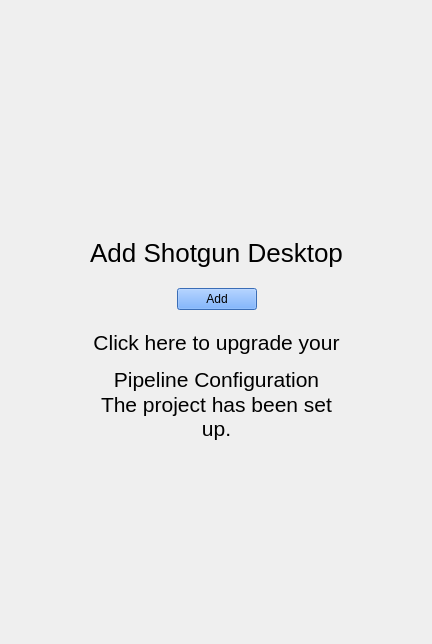
First picture: the form in resources/update_project_config.ui, repository shotgunsoftware/tk-desktop, before the edit.
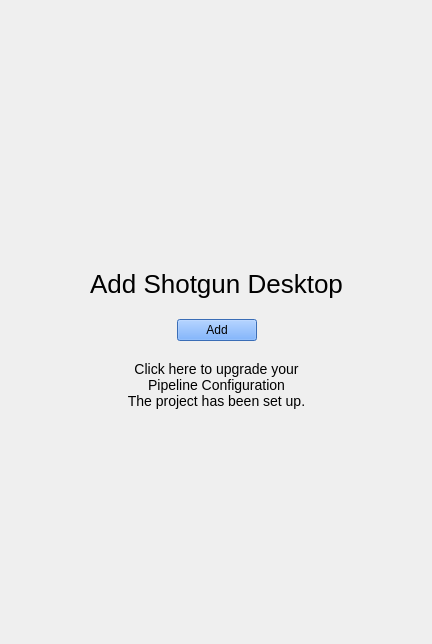
Second picture: the form after the edit. Icons and pictures are not drawn.

Commit message: - updated copyright to be 2015 - updated "no os" splash screen to say "no python" - fixed issue with font sizes being inconsistent across platforms.

Diff of the .ui file:
```diff
--- a/resources/update_project_config.ui
+++ b/resources/update_project_config.ui
@@ -158,8 +158,12 @@
        </property>
        <item>
         <widget class="QLabel" name="label">
+         <property name="styleSheet">
+          <string notr="true">font-size: 14px;</string>
+         </property>
          <property name="text">
-          <string>&lt;html&gt;&lt;head/&gt;&lt;body&gt;&lt;p align=&quot;center&quot;&gt;&lt;span style=&quot; font-size:16pt;&quot;&gt;Click here to upgrade your&lt;/span&gt;&lt;/p&gt;&lt;p align=&quot;center&quot;&gt;&lt;span style=&quot; font-size:16pt;&quot;&gt;Pipeline Configuration&lt;/span&gt;&lt;/p&gt;&lt;/body&gt;&lt;/html&gt;</string>
+          <string>Click here to upgrade your
+Pipeline Configuration</string>
          </property>
          <property name="scaledContents">
           <bool>false</bool>
@@ -177,8 +181,14 @@
        </item>
        <item>
         <widget class="QLabel" name="success">
+         <property name="styleSheet">
+          <string notr="true">font-size: 14px;</string>
+         </property>
          <property name="text">
-          <string>&lt;html&gt;&lt;head/&gt;&lt;body&gt;&lt;p align=&quot;center&quot;&gt;&lt;span style=&quot; font-size:16pt;&quot;&gt;The project has been set up.&lt;/span&gt;&lt;/p&gt;</string>
+          <string>The project has been set up.</string>
+         </property>
+         <property name="alignment">
+          <set>Qt::AlignCenter</set>
          </property>
          <property name="wordWrap">
           <bool>true</bool>
```
The commit also changes 5 other files.
